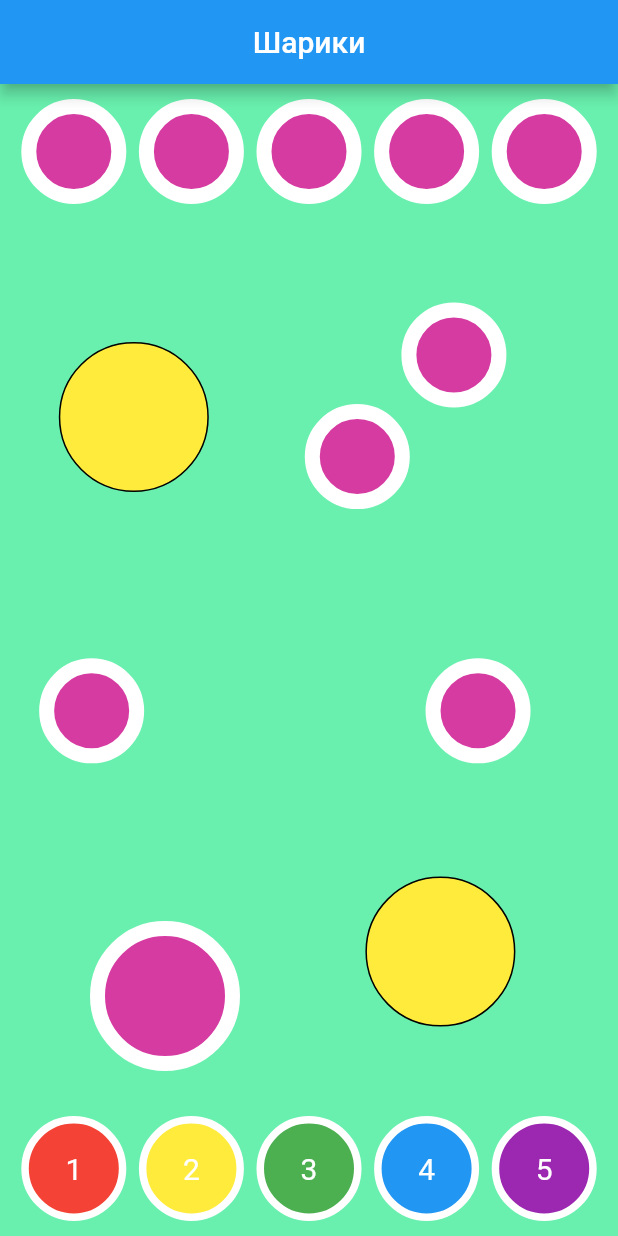
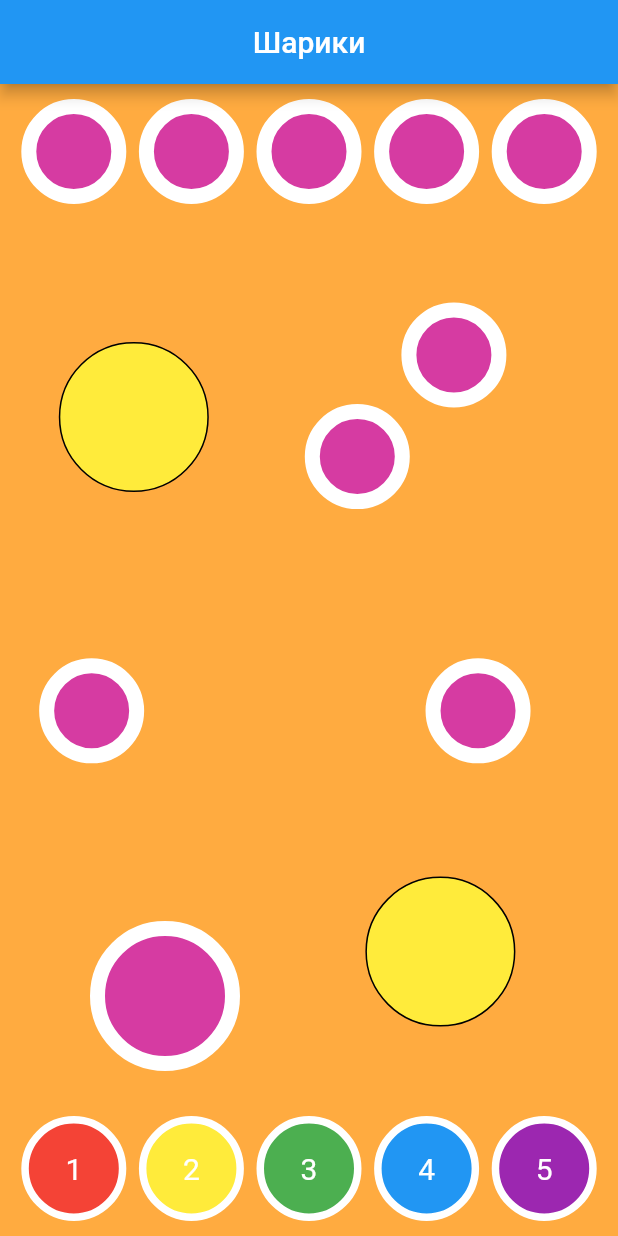
Before and after one commit to murzik0683/flutter_3_balloon, a Flutter app: the screen it shows after launch, on a phone screen of 412 x 824 dp. Run offline on Flutter 3.47's test engine with Material 2 defaults, Android fonts, the phone set to English and light mode, and no system bars.

Commit message:
commit three

```diff
--- a/lib/main.dart
+++ b/lib/main.dart
@@ -12,7 +12,7 @@ class MyApp extends StatelessWidget {
   Widget build(BuildContext context) {
     return MaterialApp(
         home: Scaffold(
-      backgroundColor: Colors.greenAccent,
+      backgroundColor: Colors.orangeAccent,
       appBar: AppBar(title: const Text("Шарики"), centerTitle: true),
       body: Padding(
         padding: const EdgeInsets.all(10.0),
```
